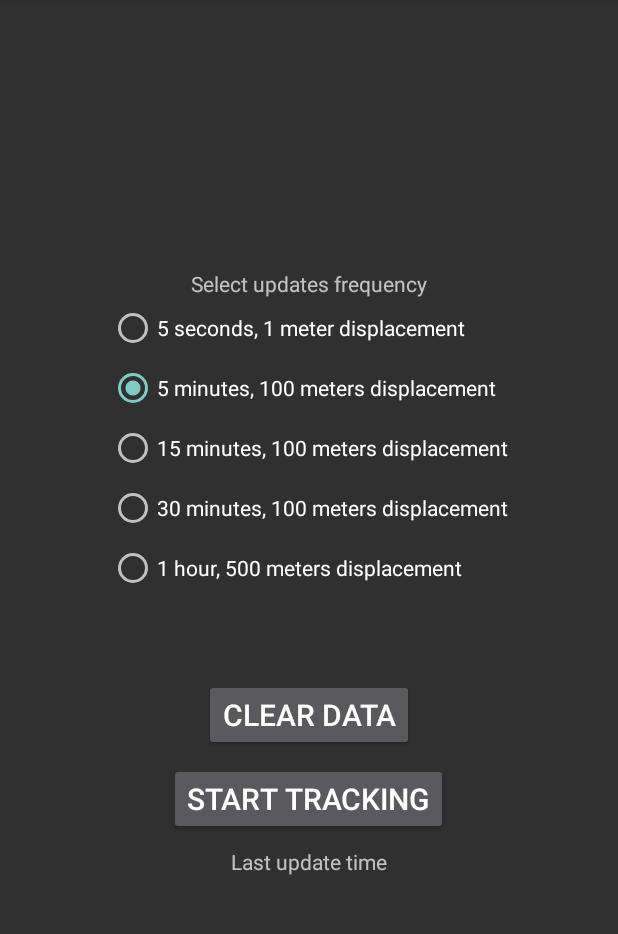
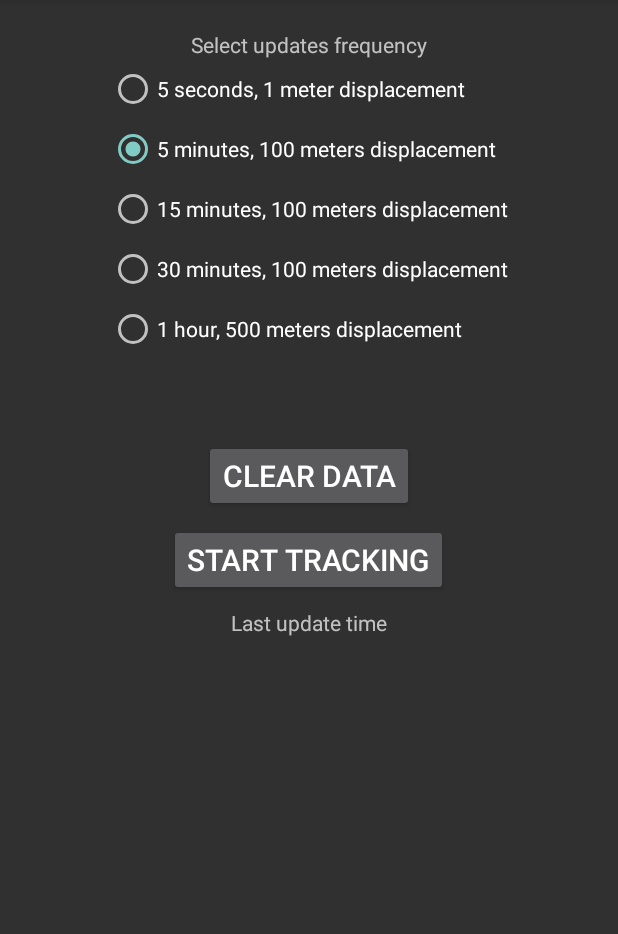
Before and after one commit to AbhishekChourasiya/track-my-location, an Android app: the screen it shows after launch (MainActivity), on a phone screen of 412 x 824 dp, the part 84-1018 px from its top. Run offline under Robolectric (Android 15) with nearby library versions, the light colour scheme and no system bars; our stand-ins replace ButterKnife; libraries missing offline, so code that uses them is left out: com.activeandroid, com.activeandroid.query, com.crashlytics.android, de.greenrobot.event, io.fabric.sdk; 6 statements that could not run were skipped.

Commit message:
some ui improvements

```diff
--- a/LocationAppAndroid/app/src/main/java/com/techmagic/locationapp/LocationRequestData.java
+++ b/LocationAppAndroid/app/src/main/java/com/techmagic/locationapp/LocationRequestData.java
@@ -6,7 +6,7 @@ public enum LocationRequestData {
     FREQUENCY_HIGH(5000, 5000, LocationRequest.PRIORITY_HIGH_ACCURACY, 1.0f),
     FREQUENCY_MEDIUM(5 * 60 * 1000, 5 * 60 * 1000, LocationRequest.PRIORITY_HIGH_ACCURACY, 100f),
     FREQUENCY_MEDIUM_ONE(15 * 60 * 1000, 5 * 60 * 1000, LocationRequest.PRIORITY_BALANCED_POWER_ACCURACY, 100f),
-    FREQUENCY_MEDIUM_TWO(30 * 60 * 1000, 5 * 60 * 1000, LocationRequest.PRIORITY_HIGH_ACCURACY, 100f),
+    FREQUENCY_MEDIUM_TWO(30 * 60 * 1000, 5 * 60 * 1000, LocationRequest.PRIORITY_BALANCED_POWER_ACCURACY, 100f),
     FREQUENCY_LOW(60 * 60 * 1000, 25 * 60 * 1000, LocationRequest.PRIORITY_LOW_POWER, 500f);
 
     LocationRequestData(int interval, int fastestInterval, int priority, float smallestDisplacement) {
--- a/LocationAppAndroid/app/src/main/res/layout/activity_main.xml
+++ b/LocationAppAndroid/app/src/main/res/layout/activity_main.xml
@@ -1,3 +1,9 @@
+<ScrollView xmlns:android="http://schemas.android.com/apk/res/android"
+    xmlns:tools="http://schemas.android.com/tools"
+    android:layout_marginTop="20dp"
+    android:layout_width="match_parent"
+    android:layout_height="match_parent">
+
     <LinearLayout xmlns:android="http://schemas.android.com/apk/res/android"
         xmlns:tools="http://schemas.android.com/tools"
         android:layout_width="match_parent"
@@ -9,7 +15,7 @@
         <TextView
             android:layout_width="wrap_content"
             android:layout_height="wrap_content"
-        android:text="Select updates frequency"/>
+            android:text="Select updates frequency" />
 
         <RadioGroup xmlns:android="http://schemas.android.com/apk/res/android"
             android:id="@+id/radio_group"
@@ -18,58 +24,65 @@
             android:layout_marginBottom="50dp"
             android:orientation="vertical">
 
-        <RadioButton android:id="@+id/radio_high"
+            <RadioButton
+                android:id="@+id/radio_high"
                 android:layout_width="wrap_content"
                 android:layout_height="wrap_content"
                 android:layout_margin="4dp"
-            android:text="@string/rb_high"/>
+                android:text="@string/rb_high" />
 
-        <RadioButton android:id="@+id/radio_medium"
+            <RadioButton
+                android:id="@+id/radio_medium"
                 android:layout_width="wrap_content"
                 android:layout_height="wrap_content"
                 android:layout_margin="4dp"
-            android:text="@string/rb_medium"/>
+                android:text="@string/rb_medium" />
 
-        <RadioButton android:id="@+id/radio_medium_one"
+            <RadioButton
+                android:id="@+id/radio_medium_one"
                 android:layout_width="wrap_content"
                 android:layout_height="wrap_content"
                 android:layout_margin="4dp"
-            android:text="@string/rb_medium_one"/>
+                android:text="@string/rb_medium_one" />
 
-        <RadioButton android:id="@+id/radio_medium_two"
+            <RadioButton
+                android:id="@+id/radio_medium_two"
                 android:layout_width="wrap_content"
                 android:layout_height="wrap_content"
                 android:layout_margin="4dp"
-            android:text="@string/rb_medium_two"/>
+                android:text="@string/rb_medium_two" />
 
-        <RadioButton android:id="@+id/radio_low_"
+            <RadioButton
+                android:id="@+id/radio_low_"
                 android:layout_width="wrap_content"
                 android:layout_height="wrap_content"
                 android:layout_margin="4dp"
-            android:text="@string/rb_low"/>
+                android:text="@string/rb_low" />
 
         </RadioGroup>
 
         <Button
             android:id="@+id/btn_clear_data"
+            style="@style/TextAppearance.AppCompat.Title"
             android:layout_width="wrap_content"
             android:layout_height="wrap_content"
             android:layout_margin="4dp"
-        style="@style/TextAppearance.AppCompat.Title"
-        android:text="Clear data"/>
+            android:text="Clear data" />
 
         <Button
             android:id="@+id/btn_toggle_tracking"
+            style="@style/TextAppearance.AppCompat.Title"
             android:layout_width="wrap_content"
             android:layout_height="wrap_content"
-        android:layout_margin="4dp"
-        style="@style/TextAppearance.AppCompat.Title"/>
+            android:layout_margin="4dp" />
 
         <TextView
             android:id="@+id/tv_last_update"
             android:layout_width="wrap_content"
             android:layout_height="wrap_content"
             android:layout_margin="4dp"
-        android:text="Last update time"/>
+            android:text="Last update time" />
 
     </LinearLayout>
+
+</ScrollView>
```
Also changed, not shown: LocationAppAndroid/app/src/main/java/com/techmagic/locationapp/map/MapResultsActivity.java (+17 -17 lines), 1 other file. Lines whose indentation alone changed are shown as unchanged.
